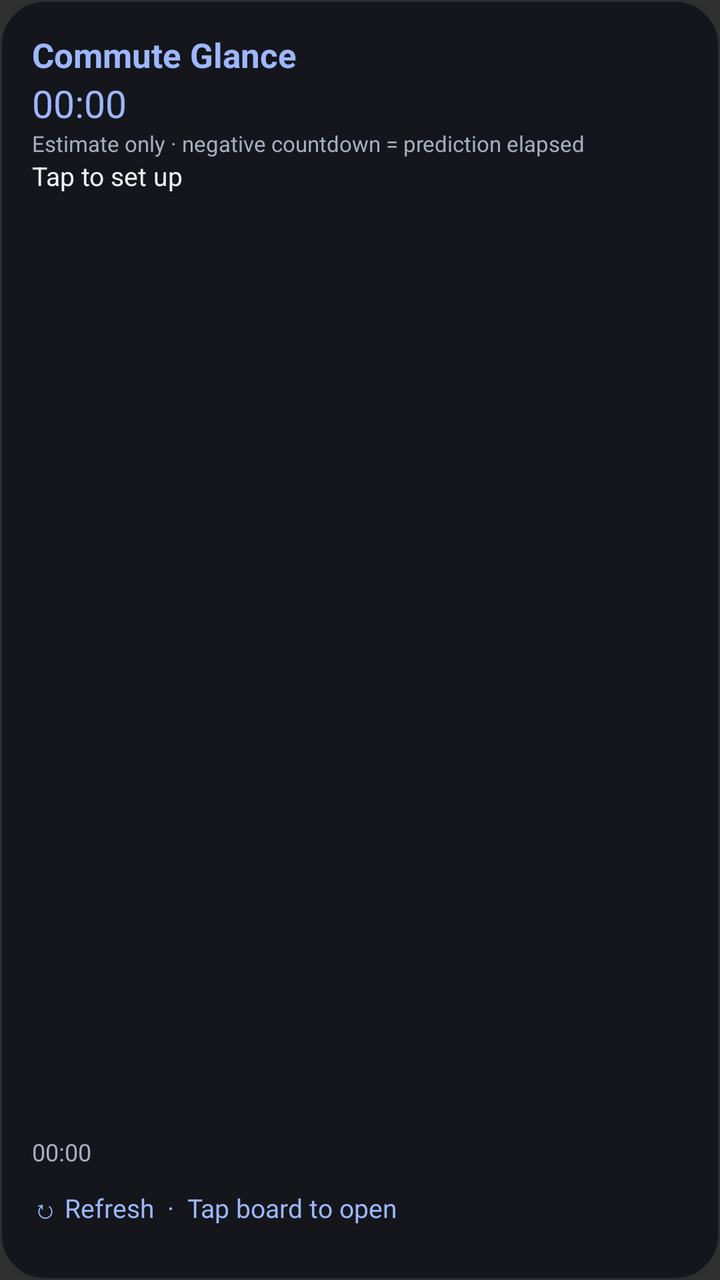
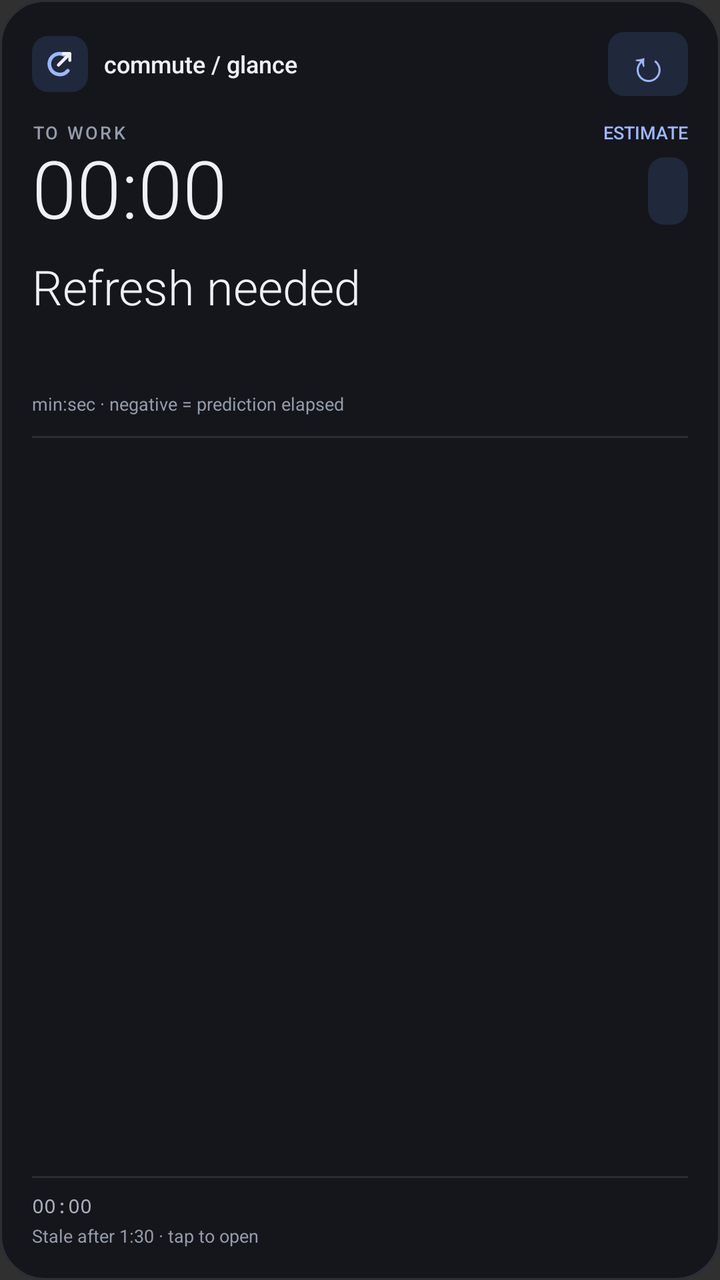

The first picture is an Android layout as it rendered before a commit; the second is the same layout after the commit. The layout source and the unified diff follow.
<!-- AndroidManifest.xml: application theme android:Theme.Material.NoActionBar -->
<!-- res/layout/widget.xml -->
<LinearLayout xmlns:android="http://schemas.android.com/apk/res/android" android:layout_width="match_parent" android:layout_height="match_parent" android:orientation="vertical" android:padding="16dp" android:background="@drawable/widget_bg">
<TextView android:id="@+id/title" android:layout_width="match_parent" android:layout_height="wrap_content" android:text="Commute Glance" android:textColor="#9DB7FF" android:textSize="17sp" android:textStyle="bold" />
<Chronometer android:id="@+id/remaining" android:layout_width="match_parent" android:layout_height="wrap_content" android:textColor="#9DB7FF" android:textSize="19sp" />
<TextView android:id="@+id/countdown_note" android:layout_width="match_parent" android:layout_height="wrap_content" android:textColor="#A8AEBD" android:textSize="11sp" android:text="Estimate only · negative countdown = prediction elapsed" />
<TextView android:id="@+id/rows" android:layout_width="match_parent" android:layout_height="0dp" android:layout_weight="1" android:textColor="#EEF0F5" android:textSize="13sp" android:maxLines="18" android:text="Tap to set up" />
<Chronometer android:id="@+id/age" android:layout_width="match_parent" android:layout_height="wrap_content" android:textColor="#A8AEBD" android:textSize="12sp" />
<TextView android:id="@+id/refresh" android:layout_width="match_parent" android:layout_height="wrap_content" android:minHeight="40dp" android:gravity="center_vertical" android:text="↻ Refresh  ·  Tap board to open" android:textColor="#9DB7FF" android:textSize="13sp" />
</LinearLayout>
<!-- resources referenced by this layout -->
<resources>
  <!-- drawable widget_bg (drawable) -->
  <shape xmlns:android="http://schemas.android.com/apk/res/android"><solid android:color="#14161B"/><corners android:radius="22dp"/><stroke android:color="#2B2E37" android:width="1dp"/></shape>
</resources>

<!-- the commit's change to res/layout/widget.xml (unified diff, before → after) -->
@@ -1,8 +1,79 @@
-<LinearLayout xmlns:android="http://schemas.android.com/apk/res/android" android:layout_width="match_parent" android:layout_height="match_parent" android:orientation="vertical" android:padding="16dp" android:background="@drawable/widget_bg">
-<TextView android:id="@+id/title" android:layout_width="match_parent" android:layout_height="wrap_content" android:text="Commute Glance" android:textColor="#9DB7FF" android:textSize="17sp" android:textStyle="bold" />
-<Chronometer android:id="@+id/remaining" android:layout_width="match_parent" android:layout_height="wrap_content" android:textColor="#9DB7FF" android:textSize="19sp" />
-<TextView android:id="@+id/countdown_note" android:layout_width="match_parent" android:layout_height="wrap_content" android:textColor="#A8AEBD" android:textSize="11sp" android:text="Estimate only · negative countdown = prediction elapsed" />
-<TextView android:id="@+id/rows" android:layout_width="match_parent" android:layout_height="0dp" android:layout_weight="1" android:textColor="#EEF0F5" android:textSize="13sp" android:maxLines="18" android:text="Tap to set up" />
-<Chronometer android:id="@+id/age" android:layout_width="match_parent" android:layout_height="wrap_content" android:textColor="#A8AEBD" android:textSize="12sp" />
-<TextView android:id="@+id/refresh" android:layout_width="match_parent" android:layout_height="wrap_content" android:minHeight="40dp" android:gravity="center_vertical" android:text="↻ Refresh  ·  Tap board to open" android:textColor="#9DB7FF" android:textSize="13sp" />
+<LinearLayout xmlns:android="http://schemas.android.com/apk/res/android"
+    android:id="@+id/widget_root"
+    android:layout_width="match_parent" android:layout_height="match_parent"
+    android:orientation="vertical" android:padding="16dp" android:background="@drawable/widget_bg">
+
+    <LinearLayout android:layout_width="match_parent" android:layout_height="32dp" android:gravity="center_vertical">
+        <ImageView android:layout_width="28dp" android:layout_height="28dp"
+            android:src="@drawable/ic_launcher_foreground" android:background="@drawable/widget_badge"
+            android:contentDescription="Commute Glance" />
+        <TextView android:layout_width="0dp" android:layout_weight="1" android:layout_height="wrap_content"
+            android:layout_marginStart="8dp" android:text="commute / glance" android:textSize="12sp"
+            android:fontFamily="sans-serif-medium" android:textColor="#EEF0F5" android:maxLines="1" />
+        <TextView android:id="@+id/refresh" android:layout_width="40dp" android:layout_height="32dp"
+            android:gravity="center" android:background="@drawable/widget_badge" android:text="↻"
+            android:textSize="22sp" android:textColor="#9DB7FF" android:contentDescription="Refresh departures" />
+    </LinearLayout>
+
+    <LinearLayout android:id="@+id/active_board" android:layout_width="match_parent"
+        android:layout_height="0dp" android:layout_weight="1" android:orientation="vertical">
+        <LinearLayout android:layout_width="match_parent" android:layout_height="wrap_content" android:layout_marginTop="12dp" android:gravity="center_vertical">
+            <TextView android:id="@+id/title" android:layout_width="0dp" android:layout_weight="1" android:layout_height="wrap_content"
+                android:text="TO WORK" android:textSize="9sp" android:letterSpacing="0.12" android:textColor="#949BAB" android:fontFamily="sans-serif-medium" android:maxLines="1" android:ellipsize="end" />
+            <TextView android:id="@+id/freshness" android:layout_width="wrap_content" android:layout_height="wrap_content"
+                android:text="ESTIMATE" android:textSize="9sp" android:fontFamily="sans-serif-medium" android:textColor="#9DB7FF" />
+        </LinearLayout>
+        <LinearLayout android:id="@+id/hero" android:layout_width="match_parent" android:layout_height="wrap_content" android:gravity="center_vertical">
+            <Chronometer android:id="@+id/remaining" android:layout_width="0dp" android:layout_weight="1" android:layout_height="wrap_content"
+                android:textSize="40sp" android:fontFamily="sans-serif-light" android:includeFontPadding="false" android:textColor="#EEF0F5" />
+            <TextView android:id="@+id/hero_route" android:layout_width="wrap_content" android:layout_height="wrap_content"
+                android:background="@drawable/widget_badge" android:paddingHorizontal="10dp" android:paddingVertical="6dp"
+                android:textSize="16sp" android:fontFamily="sans-serif-medium" android:textColor="#9DB7FF" android:maxLines="1" android:maxWidth="100dp" android:ellipsize="end" />
+        </LinearLayout>
+        <TextView android:id="@+id/hero_empty" android:layout_width="match_parent" android:layout_height="wrap_content"
+            android:layout_marginTop="8dp" android:text="Refresh needed" android:textSize="24sp" android:fontFamily="sans-serif-light" android:textColor="#EEF0F5" />
+        <TextView android:id="@+id/destination" android:layout_width="match_parent" android:layout_height="wrap_content"
+            android:textSize="13sp" android:fontFamily="sans-serif-medium" android:textColor="#EEF0F5" android:maxLines="1" android:ellipsize="end" />
+        <TextView android:id="@+id/expected" android:layout_width="match_parent" android:layout_height="wrap_content"
+            android:layout_marginTop="3dp" android:textSize="10sp" android:textColor="#949BAB" android:maxLines="1" android:ellipsize="end" />
+        <TextView android:id="@+id/countdown_note" android:layout_width="match_parent" android:layout_height="wrap_content"
+            android:layout_marginTop="2dp" android:text="min:sec · negative = prediction elapsed" android:textSize="9sp" android:textColor="#949BAB" android:maxLines="1" />
+        <TextView android:layout_width="match_parent" android:layout_height="1dp" android:layout_marginTop="10dp" android:layout_marginBottom="5dp" android:background="#2B2E37" />
+        <LinearLayout android:id="@+id/row_one" android:layout_width="match_parent" android:layout_height="34dp" android:gravity="center_vertical">
+            <TextView android:id="@+id/route_one" android:layout_width="38dp" android:layout_height="wrap_content" android:textColor="#9DB7FF" android:textSize="13sp" android:fontFamily="sans-serif-medium" android:maxLines="1" android:ellipsize="end" />
+            <LinearLayout android:layout_width="0dp" android:layout_weight="1" android:layout_height="wrap_content" android:orientation="vertical">
+                <TextView android:id="@+id/destination_one" android:layout_width="match_parent" android:layout_height="wrap_content" android:textSize="11sp" android:textColor="#EEF0F5" android:maxLines="1" android:ellipsize="end" />
+                <TextView android:id="@+id/state_one" android:layout_width="match_parent" android:layout_height="wrap_content" android:textSize="9sp" android:textColor="#949BAB" android:maxLines="1" android:ellipsize="end" />
+            </LinearLayout>
+            <TextView android:id="@+id/time_one" android:layout_width="wrap_content" android:layout_height="wrap_content" android:layout_marginStart="8dp" android:textSize="12sp" android:fontFamily="monospace" android:textColor="#EEF0F5" />
+        </LinearLayout>
+        <LinearLayout android:id="@+id/row_two" android:layout_width="match_parent" android:layout_height="34dp" android:gravity="center_vertical">
+            <TextView android:id="@+id/route_two" android:layout_width="38dp" android:layout_height="wrap_content" android:textColor="#9DB7FF" android:textSize="13sp" android:fontFamily="sans-serif-medium" android:maxLines="1" android:ellipsize="end" />
+            <LinearLayout android:layout_width="0dp" android:layout_weight="1" android:layout_height="wrap_content" android:orientation="vertical">
+                <TextView android:id="@+id/destination_two" android:layout_width="match_parent" android:layout_height="wrap_content" android:textSize="11sp" android:textColor="#EEF0F5" android:maxLines="1" android:ellipsize="end" />
+                <TextView android:id="@+id/state_two" android:layout_width="match_parent" android:layout_height="wrap_content" android:textSize="9sp" android:textColor="#949BAB" android:maxLines="1" android:ellipsize="end" />
+            </LinearLayout>
+            <TextView android:id="@+id/time_two" android:layout_width="wrap_content" android:layout_height="wrap_content" android:layout_marginStart="8dp" android:textSize="12sp" android:fontFamily="monospace" android:textColor="#EEF0F5" />
+        </LinearLayout>
+        <TextView android:id="@+id/rail" android:layout_width="match_parent" android:layout_height="wrap_content" android:layout_marginTop="5dp"
+            android:textSize="10sp" android:textColor="#949BAB" android:maxLines="2" android:ellipsize="end" />
+    </LinearLayout>
+
+    <LinearLayout android:id="@+id/off_board" android:layout_width="match_parent" android:layout_height="0dp" android:layout_weight="1" android:orientation="vertical" android:gravity="center_vertical" android:visibility="gone">
+        <TextView android:layout_width="match_parent" android:layout_height="wrap_content" android:text="NEXT COMMUTE" android:textSize="9sp" android:letterSpacing="0.15" android:textColor="#949BAB" android:fontFamily="sans-serif-medium" />
+        <TextView android:id="@+id/next_window" android:layout_width="match_parent" android:layout_height="wrap_content" android:layout_marginTop="10dp"
+            android:textSize="30sp" android:fontFamily="sans-serif-light" android:textColor="#EEF0F5" android:maxLines="1" android:ellipsize="end" />
+        <TextView android:id="@+id/next_direction" android:layout_width="match_parent" android:layout_height="wrap_content" android:layout_marginTop="6dp"
+            android:textSize="13sp" android:textColor="#9DB7FF" android:fontFamily="sans-serif-medium" />
+        <TextView android:id="@+id/off_detail" android:layout_width="match_parent" android:layout_height="wrap_content" android:layout_marginTop="12dp"
+            android:textSize="11sp" android:textColor="#949BAB" android:maxLines="2" android:ellipsize="end" />
+    </LinearLayout>
+
+    <LinearLayout android:layout_width="match_parent" android:layout_height="wrap_content" android:orientation="vertical" android:layout_marginTop="8dp">
+        <TextView android:layout_width="match_parent" android:layout_height="1dp" android:background="#2B2E37" android:layout_marginBottom="7dp" />
+        <Chronometer android:id="@+id/age" android:layout_width="match_parent" android:layout_height="wrap_content"
+            android:textSize="10sp" android:textColor="#A8AEBD" android:fontFamily="monospace" android:maxLines="1" />
+        <TextView android:id="@+id/footer" android:layout_width="match_parent" android:layout_height="wrap_content"
+            android:layout_marginTop="2dp" android:text="Stale after 1:30 · tap to open" android:textSize="9sp" android:textColor="#949BAB" android:maxLines="1" />
+    </LinearLayout>
 </LinearLayout>
<!-- resource entries referenced after the edit -->
@@ -1,5 +1,15 @@
 <!-- resources referenced by this layout -->
 <resources>
+  <!-- drawable ic_launcher_foreground (drawable) -->
+  <vector xmlns:android="http://schemas.android.com/apk/res/android" android:width="108dp" android:height="108dp" android:viewportWidth="108" android:viewportHeight="108">
+  <path android:pathData="M65,38 C55,31 42,34 36,44 C29,57 37,72 51,74 C58,75 65,72 69,67" android:fillColor="@android:color/transparent" android:strokeColor="#9DB7FF" android:strokeWidth="7" android:strokeLineCap="round"/>
+  <path android:pathData="M51,56 L73,34 M60,34 L73,34 L73,47" android:fillColor="@android:color/transparent" android:strokeColor="#EEF0F5" android:strokeWidth="6" android:strokeLineCap="round" android:strokeLineJoin="round"/>
+  </vector>
+  <!-- drawable widget_badge (drawable) -->
+  <shape xmlns:android="http://schemas.android.com/apk/res/android">
+      <solid android:color="#20283B" />
+      <corners android:radius="8dp" />
+  </shape>
   <!-- drawable widget_bg (drawable) -->
   <shape xmlns:android="http://schemas.android.com/apk/res/android"><solid android:color="#14161B"/><corners android:radius="22dp"/><stroke android:color="#2B2E37" android:width="1dp"/></shape>
 </resources>
